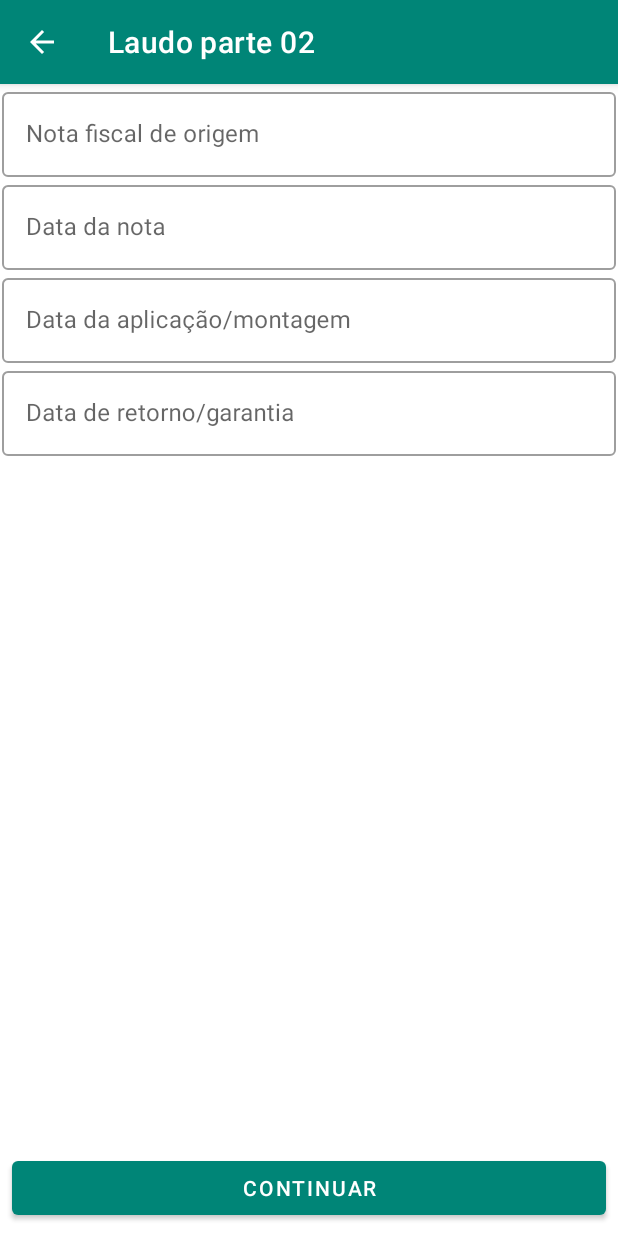
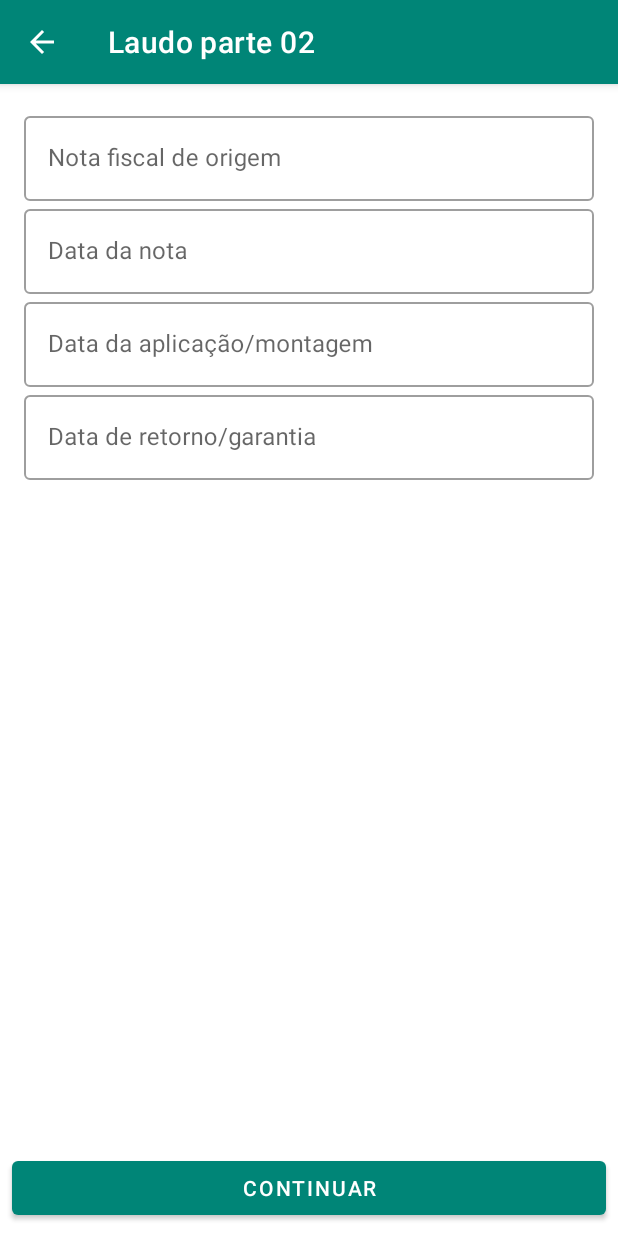
Before and after one commit to irenyescobar/WarrantyReport, an Android app: the fragment ReportPart02Fragment placed in its activity, on a phone screen of 412 x 824 dp. Run offline under Robolectric (Android 15) with nearby library versions, the light colour scheme and no system bars; our stand-ins replace Room's generated code; libraries missing offline, so code that uses them is left out: com.facebook.stetho; 10 statements that could not run were skipped.

Commit message:
changes of layout to improve

```diff
--- a/app/src/main/res/drawable/ic_photo_size_select_actual_black_24dp.xml
+++ b/app/src/main/res/drawable/ic_photo_size_select_actual_black_24dp.xml
@@ -4,6 +4,6 @@
         android:viewportWidth="24.0"
         android:viewportHeight="24.0">
     <path
-        android:fillColor="#FF000000"
+        android:fillColor="#B4B1B1"
         android:pathData="M21,3H3C2,3 1,4 1,5v14c0,1.1 0.9,2 2,2h18c1,0 2,-1 2,-2V5c0,-1 -1,-2 -2,-2zM5,17l3.5,-4.5 2.5,3.01L14.5,11l4.5,6H5z"/>
 </vector>
--- a/app/src/main/res/layout/activity_main.xml
+++ b/app/src/main/res/layout/activity_main.xml
@@ -4,8 +4,7 @@
     xmlns:app="http://schemas.android.com/apk/res-auto"
     android:id="@+id/container"
     android:layout_width="match_parent"
-    android:layout_height="match_parent"
-    android:paddingTop="?attr/actionBarSize">
+    android:layout_height="match_parent">
 
     <fragment
         android:id="@+id/nav_host_fragment"
--- a/app/src/main/res/layout/report_part02_fragment.xml
+++ b/app/src/main/res/layout/report_part02_fragment.xml
@@ -1,14 +1,14 @@
 <?xml version="1.0" encoding="utf-8"?>
 <androidx.constraintlayout.widget.ConstraintLayout xmlns:android="http://schemas.android.com/apk/res/android"
     xmlns:app="http://schemas.android.com/apk/res-auto"
-    android:id="@+id/reporttype"
     android:layout_width="match_parent"
-    android:layout_height="match_parent">
-
+    android:layout_height="match_parent"
+    android:padding="8dp"
+    android:layout_margin="8dp">
 
     <com.google.android.material.textfield.TextInputLayout
         android:id="@+id/textLayout_sourceInvoice"
-        android:layout_width="409dp"
+        android:layout_width="match_parent"
         android:layout_height="wrap_content"
         app:layout_constraintTop_toTopOf="parent"
         app:layout_constraintEnd_toEndOf="parent"
@@ -24,7 +24,7 @@
 
     <com.google.android.material.textfield.TextInputLayout
         android:id="@+id/textLayout_invoiceDate"
-        android:layout_width="409dp"
+        android:layout_width="match_parent"
         android:layout_height="wrap_content"
         app:layout_constraintTop_toBottomOf="@+id/textLayout_sourceInvoice"
         app:layout_constraintEnd_toEndOf="parent"
@@ -40,7 +40,7 @@
 
     <com.google.android.material.textfield.TextInputLayout
         android:id="@+id/textLayout_applicationDate"
-        android:layout_width="409dp"
+        android:layout_width="match_parent"
         android:layout_height="wrap_content"
         app:layout_constraintTop_toBottomOf="@+id/textLayout_invoiceDate"
         app:layout_constraintEnd_toEndOf="parent"
@@ -57,7 +57,7 @@
 
     <com.google.android.material.textfield.TextInputLayout
         android:id="@+id/textLayout_warrantyDate"
-        android:layout_width="409dp"
+        android:layout_width="match_parent"
         android:layout_height="wrap_content"
         app:layout_constraintTop_toBottomOf="@+id/textLayout_applicationDate"
         app:layout_constraintEnd_toEndOf="parent"
--- a/app/src/main/res/layout/report_photo_item.xml
+++ b/app/src/main/res/layout/report_photo_item.xml
@@ -1,8 +1,10 @@
 <?xml version="1.0" encoding="utf-8"?>
 <ImageView
     xmlns:android="http://schemas.android.com/apk/res/android"
+    android:layout_gravity="center"
     android:id="@+id/imageView"
     android:layout_width="120dp"
     android:layout_height="120dp"
     android:layout_margin="2dp"
+    android:scaleType="fitXY"
     android:src="@drawable/ic_photo_size_select_actual_black_24dp" />
--- a/app/src/main/res/layout/report_technical_advice_item.xml
+++ b/app/src/main/res/layout/report_technical_advice_item.xml
@@ -13,6 +13,7 @@
         android:id="@+id/checkBox"
         android:layout_width="wrap_content"
         android:layout_height="wrap_content"
+        android:padding="8dp"
         app:layout_constraintTop_toTopOf="parent"
         app:layout_constraintLeft_toLeftOf="parent"
         app:layout_constraintBottom_toBottomOf="parent"/>
```
Also changed, not shown: app/src/main/res/layout/fragment_home.xml (+2 -8 lines), app/src/main/res/layout/report_company_item.xml (+11 -6 lines), app/src/main/res/layout/report_part01_fragment.xml (+7 -6 lines), app/src/main/res/layout/report_technical_consultant_fragment.xml (+6 -6 lines).
